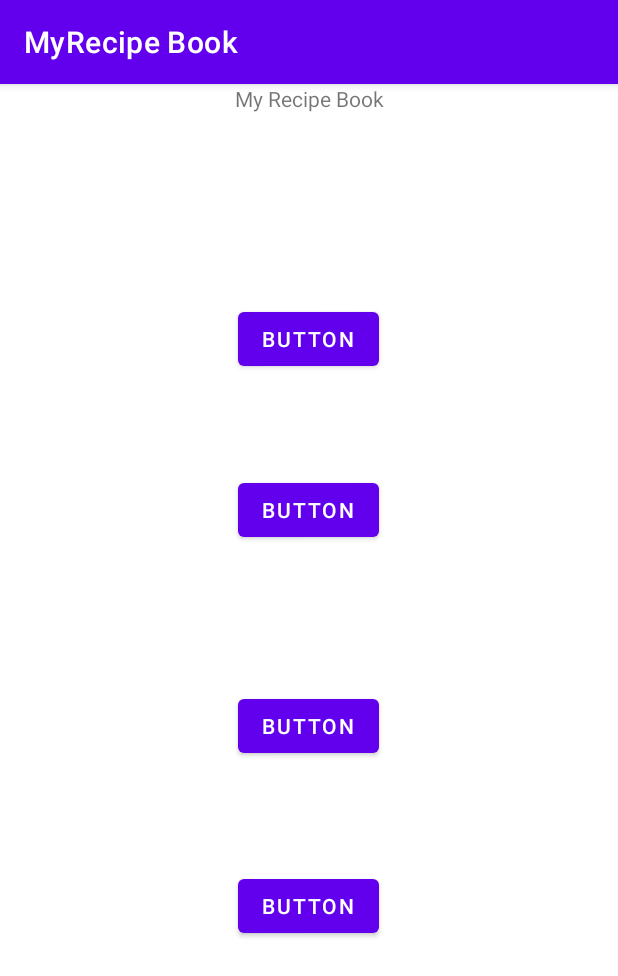
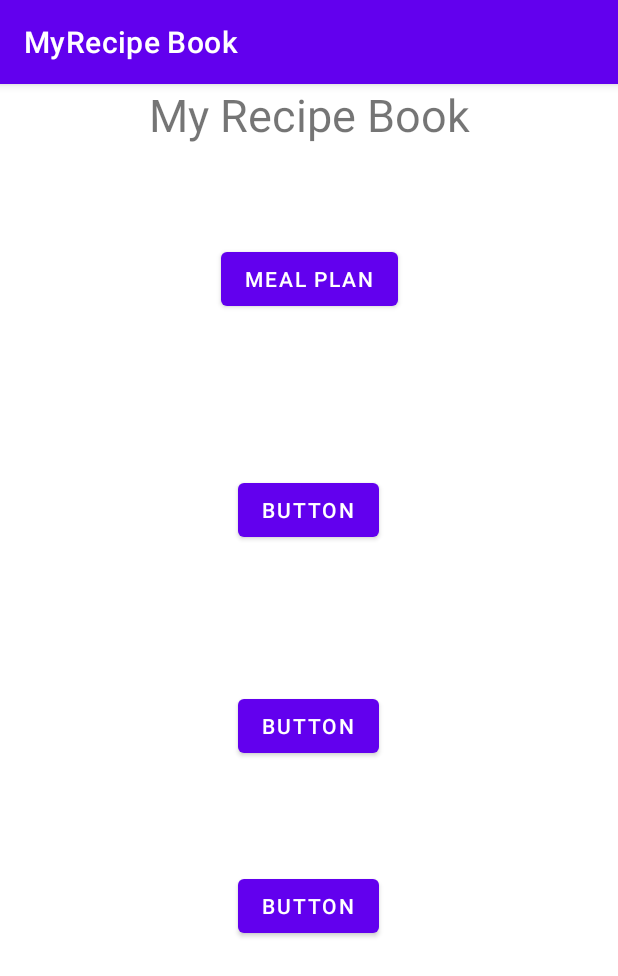
Before and after one commit to Bgraham2/MyRecipe_Book, an Android app: the screen it shows after launch (MainActivity), on a phone screen of 412 x 824 dp. Shown: the top 976 px of the screen. Run offline under Robolectric (Android 15) with nearby library versions, the phone set to English and light mode, and no system bars.

Commit message:
Updated Main

```diff
--- a/app/src/main/res/layout/activity_main.xml
+++ b/app/src/main/res/layout/activity_main.xml
@@ -7,16 +7,16 @@
     tools:context=".MainActivity">
 
     <Button
-        android:id="@+id/button"
+        android:id="@+id/buttonMealPlan"
         android:layout_width="wrap_content"
         android:layout_height="wrap_content"
-        android:text="Button"
+        android:text="@string/meal_plan"
         app:layout_constraintBottom_toTopOf="@+id/button2"
         app:layout_constraintEnd_toEndOf="parent"
-        app:layout_constraintHorizontal_bias="0.498"
+        app:layout_constraintHorizontal_bias=".5"
         app:layout_constraintStart_toStartOf="parent"
         app:layout_constraintTop_toTopOf="parent"
-        app:layout_constraintVertical_bias="0.688" />
+        app:layout_constraintVertical_bias="0.5" />
 
     <Button
         android:id="@+id/button2"
@@ -55,11 +55,13 @@
         android:id="@+id/textViewTitle"
         android:layout_width="match_parent"
         android:layout_height="wrap_content"
-        android:text="My Recipe Book"
+        android:text="@string/my_recipe_book"
+        android:textSize="30sp"
         android:textAlignment="center"
-        app:layout_constraintBottom_toTopOf="@+id/button"
+        app:layout_constraintBottom_toTopOf="@+id/buttonMealPlan"
         app:layout_constraintEnd_toEndOf="parent"
         app:layout_constraintStart_toStartOf="parent"
         app:layout_constraintTop_toTopOf="parent"
         app:layout_constraintVertical_bias="0" />
+
 </androidx.constraintlayout.widget.ConstraintLayout>
--- a/app/src/main/res/values/strings.xml
+++ b/app/src/main/res/values/strings.xml
@@ -1,3 +1,5 @@
 <resources>
     <string name="app_name">MyRecipe Book</string>
+    <string name="my_recipe_book">My Recipe Book</string>
+    <string name="meal_plan">Meal Plan</string>
 </resources>
```
